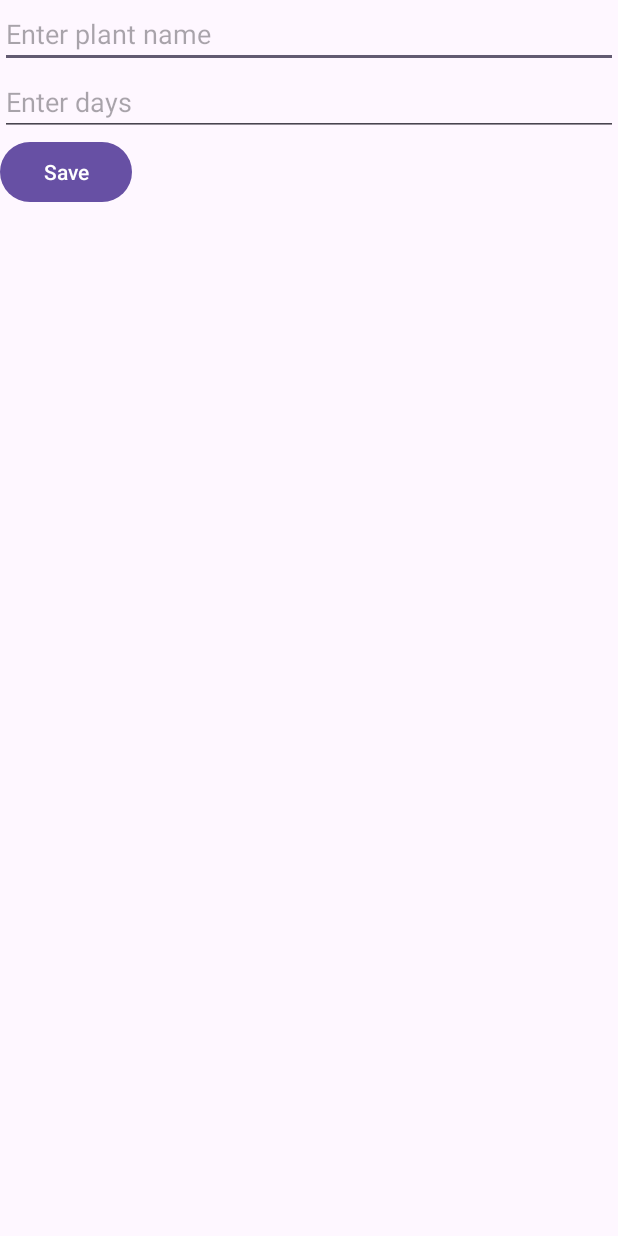
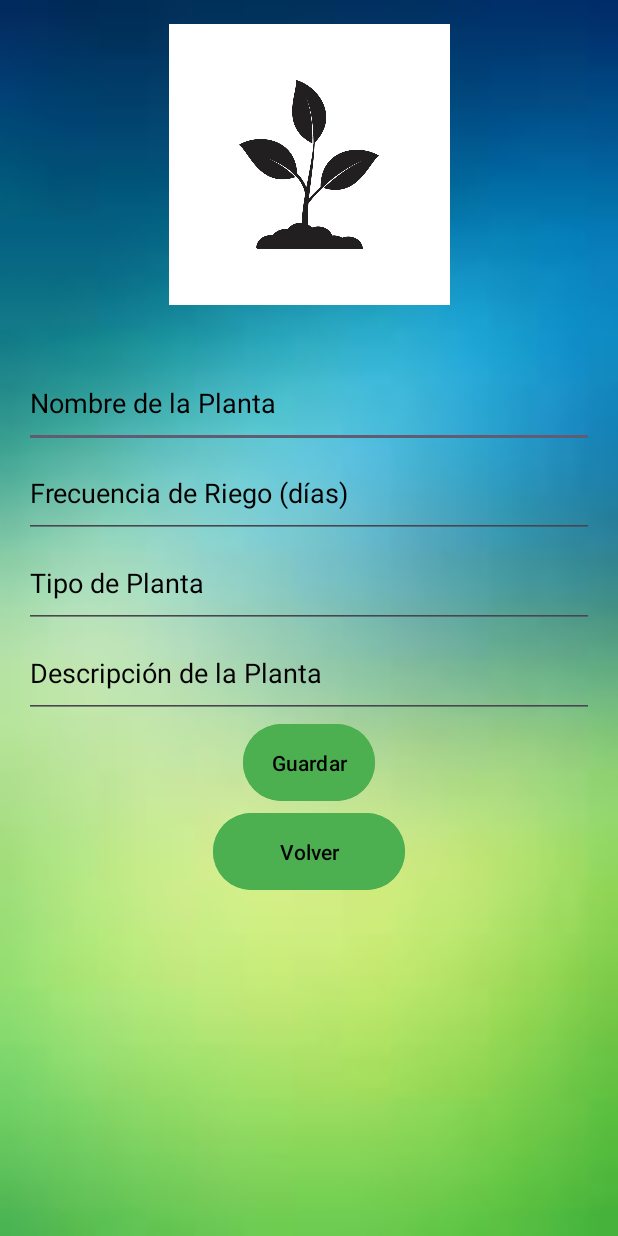
Before and after one commit to Ferna-n/Prototipov1, an Android app: the layout activity_modify_plant.xml on its own in the app's theme, with its tools: preview values and no code run, on a phone screen of 412 x 824 dp. Run offline under Robolectric (Android 15) with nearby library versions, the light colour scheme and no system bars.

Commit message:
sexto commit

```diff
--- a/app/src/main/AndroidManifest.xml
+++ b/app/src/main/AndroidManifest.xml
@@ -42,6 +42,10 @@
         <activity
             android:name=".AddPlantActivity"
             android:exported="true" />
+        <activity
+            android:name=".ModifyPlantActivity"
+        android:exported="true" />
     </application>
 
+
 </manifest>
--- a/app/src/main/res/layout/activity_modify_plant.xml
+++ b/app/src/main/res/layout/activity_modify_plant.xml
@@ -1,23 +1,78 @@
 <LinearLayout xmlns:android="http://schemas.android.com/apk/res/android"
+    xmlns:app="http://schemas.android.com/apk/res-auto"
     android:layout_width="match_parent"
-        android:layout_height="wrap_content"
-        android:orientation="vertical">
+    android:layout_height="match_parent"
+    android:orientation="vertical"
+    android:padding="16dp"
+    android:background="@drawable/back">
+
+    <ImageView
+        android:id="@+id/imageViewModify"
+        android:layout_width="match_parent"
+        android:layout_height="187dp"
+        app:srcCompat="@drawable/plant" />
+
+    <Space
+        android:layout_width="match_parent"
+        android:layout_height="35dp" />
 
     <EditText
-            android:id="@+id/edit_text_name"
+        android:id="@+id/et_plant_name"
         android:layout_width="match_parent"
-            android:layout_height="wrap_content"
-            android:hint="Enter plant name" />
+        android:layout_height="60dp"
+        android:hint="Nombre de la Planta"
+        android:inputType="text"
+        android:textColor="#000000"
+        android:textColorHighlight="#000000"
+        android:textColorHint="#000000" />
 
     <EditText
-            android:id="@+id/edit_text_days"
+        android:id="@+id/et_plant_days"
         android:layout_width="match_parent"
-            android:layout_height="wrap_content"
-            android:hint="Enter days" />
+        android:layout_height="60dp"
+        android:hint="Frecuencia de Riego (días)"
+        android:inputType="number"
+        android:textColor="#000000"
+        android:textColorHighlight="#000000"
+        android:textColorHint="#000000" />
+
+    <EditText
+        android:id="@+id/et_plant_type"
+        android:layout_width="match_parent"
+        android:layout_height="60dp"
+        android:hint="Tipo de Planta"
+        android:textColor="#000000"
+        android:textColorHighlight="#000000"
+        android:textColorHint="#000000" />
+
+    <EditText
+        android:id="@+id/et_plant_description"
+        android:layout_width="match_parent"
+        android:layout_height="60dp"
+        android:hint="Descripción de la Planta"
+        android:inputType="text"
+        android:textColor="#000000"
+        android:textColorHighlight="#000000"
+        android:textColorHint="#000000" />
 
     <Button
         android:id="@+id/btn_save"
         android:layout_width="wrap_content"
         android:layout_height="wrap_content"
-            android:text="Save" />
+        android:layout_gravity="center"
+        android:backgroundTint="#4CAF50"
+        android:padding="16dp"
+        android:text="Guardar"
+        android:textColor="#000000" />
+
+    <Button
+        android:id="@+id/buttonBack"
+        android:layout_width="128dp"
+        android:layout_height="wrap_content"
+        android:layout_gravity="center"
+        android:backgroundTint="#4CAF50"
+        android:padding="16dp"
+        android:text="Volver"
+        android:textColor="#000000" />
+
 </LinearLayout>
```
Also changed, not shown: app/src/main/java/com/example/plantpal/AddPlantActivity.java (+17 -16 lines), app/src/main/java/com/example/plantpal/DatabaseHelper.java (+20 -23 lines), app/src/main/java/com/example/plantpal/ModifyPlantActivity.java (+33 -27 lines), app/src/main/java/com/example/plantpal/Plant.java (+27 -53 lines), app/src/main/java/com/example/plantpal/PlantAdapter.java (+22 -21 lines), app/src/main/java/com/example/plantpal/PlantListActivity.java (+19 -13 lines), app/src/main/res/layout/activity_add_plant.xml (+12 -1 lines), app/src/main/res/layout/item_plant.xml (+61 -19 lines), app/src/main/res/layout/plant_item.xml (+18 -0 lines). Lines whose indentation alone changed are shown as unchanged.
